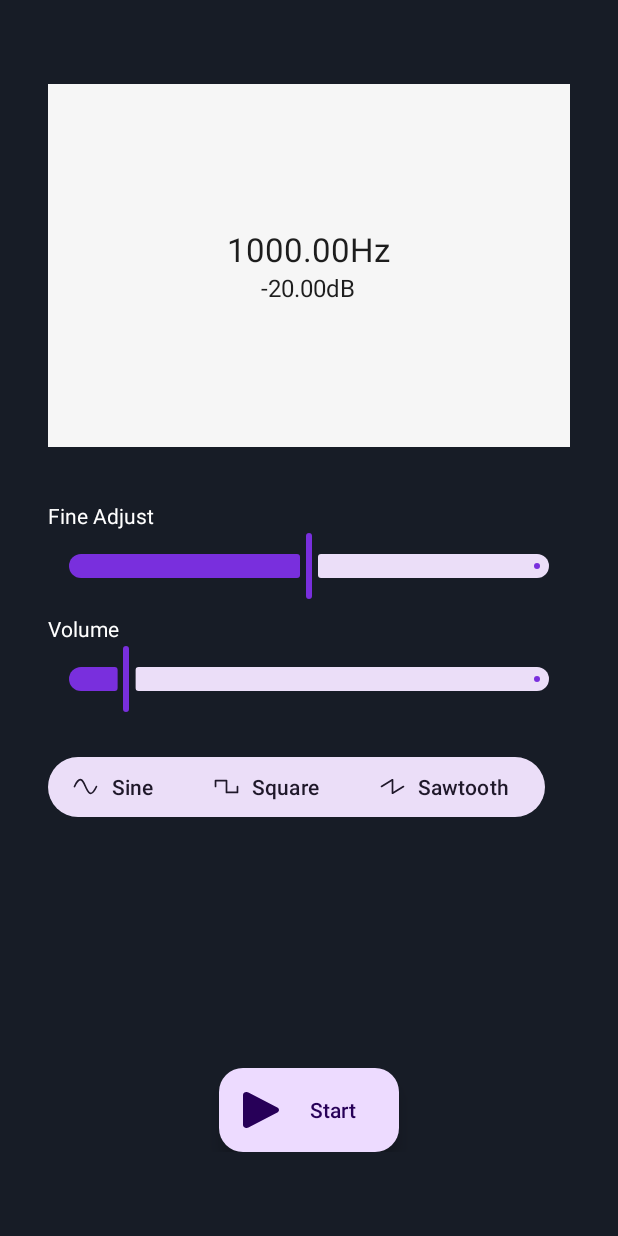
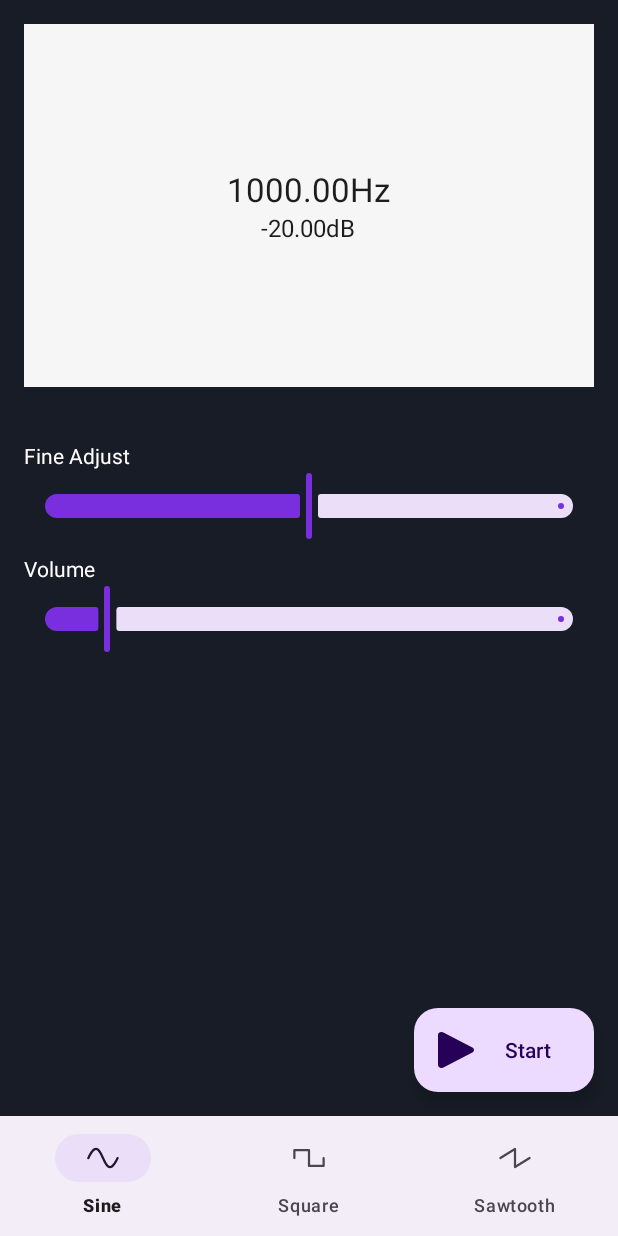
Before and after one commit to leicht-io/Signor, an Android app: the screen it shows after launch (MainActivity), on a phone screen of 412 x 824 dp. Run offline under Robolectric (Android 15) with nearby library versions, the phone set to English and light mode, and no system bars.

Commit message:
feat: added bottom navigation.

```diff
--- a/app/src/main/java/leicht/io/signor/MainActivity.java
+++ b/app/src/main/java/leicht/io/signor/MainActivity.java
@@ -1,19 +1,19 @@
 package leicht.io.signor;
 
-import android.content.res.ColorStateList;
-import android.graphics.PorterDuff;
 import android.os.Bundle;
 import android.telephony.PhoneStateListener;
 import android.telephony.TelephonyManager;
+import android.view.MenuItem;
 import android.view.View;
-import android.widget.Button;
-import android.widget.ImageButton;
 import android.widget.TextView;
 
+import androidx.annotation.NonNull;
 import androidx.appcompat.app.AppCompatActivity;
 import androidx.core.splashscreen.SplashScreen;
 
+import com.google.android.material.bottomnavigation.BottomNavigationView;
 import com.google.android.material.floatingactionbutton.ExtendedFloatingActionButton;
+import com.google.android.material.navigation.NavigationBarView;
 import com.google.android.material.slider.Slider;
 
 import java.text.DecimalFormat;
@@ -39,10 +39,8 @@ public class MainActivity extends AppCompatActivity {
     private Slider volumeAdjust;
     private Slider fineAdjust;
 
-    private Button sineButton;
-    private Button sawtoothButton;
-    private Button squareButton;
     private ExtendedFloatingActionButton playButton;
+    private BottomNavigationView bottomNavigationView;
 
     private PhoneStateListener phoneStateListener;
 
@@ -60,11 +58,8 @@ public class MainActivity extends AppCompatActivity {
         fineAdjust = findViewById(R.id.fineAdjust);
         volumeAdjust = findViewById(R.id.volumeAdjust);
 
-        sineButton = findViewById(R.id.sine);
-        sineButton.setSelected(true);
+        bottomNavigationView = findViewById(R.id.bottom_navigation);
 
-        sawtoothButton = findViewById(R.id.sawtooth);
-        squareButton = findViewById(R.id.square);
         playButton = findViewById(R.id.play);
 
         initDefaultUi();
@@ -86,13 +81,13 @@ public class MainActivity extends AppCompatActivity {
         int waveform = bundle.getInt(WAVE, Audio.SINE);
         switch (waveform) {
             case Audio.SINE:
-                sineButton.performClick();
+                bottomNavigationView.getChildAt(0).performClick();
                 break;
             case Audio.SQUARE:
-                squareButton.performClick();
+                bottomNavigationView.getChildAt(1).performClick();
                 break;
             case Audio.SAWTOOTH:
-                sawtoothButton.performClick();
+                bottomNavigationView.getChildAt(2).performClick();
                 break;
         }
 
@@ -136,22 +131,26 @@ public class MainActivity extends AppCompatActivity {
     }
 
     private void setOnClickListeners() {
-        sineButton.setOnClickListener(view -> {
-            if (audio != null) {
-                audio.waveform = Audio.SINE;
+        bottomNavigationView.setOnItemSelectedListener((NavigationBarView.OnItemSelectedListener) item -> {
+            switch (item.getItemId()) {
+                case R.id.sine:
+                    if (audio != null) {
+                        audio.waveform = Audio.SINE;
+                    }
+                    break;
+                case R.id.sawtooth:
+                    if (audio != null) {
+                        audio.waveform = Audio.SAWTOOTH;
+                    }
+                    break;
+                case R.id.square:
+                    if (audio != null) {
+                        audio.waveform = Audio.SQUARE;
+                    }
+                    break;
             }
-        });
 
-        squareButton.setOnClickListener(view -> {
-            if (audio != null) {
-                audio.waveform = Audio.SQUARE;
-            }
-        });
-
-        sawtoothButton.setOnClickListener(view -> {
-            if (audio != null) {
-                audio.waveform = Audio.SAWTOOTH;
-            }
+            return true;
         });
 
         playButton.setOnClickListener(view -> {
@@ -159,10 +158,10 @@ public class MainActivity extends AppCompatActivity {
                 audio.mute = !audio.mute;
 
                 if (audio.mute) {
-                    ((ExtendedFloatingActionButton)view).setText("Start");
+                    ((ExtendedFloatingActionButton) view).setText("Start");
                     ((ExtendedFloatingActionButton) view).setIconResource(R.drawable.ic_action_play);
                 } else {
-                    ((ExtendedFloatingActionButton)view).setText("Stop");
+                    ((ExtendedFloatingActionButton) view).setText("Stop");
                     ((ExtendedFloatingActionButton) view).setIconResource(R.drawable.ic_action_pause);
                 }
             }
--- a/app/src/main/res/layout/activity_main.xml
+++ b/app/src/main/res/layout/activity_main.xml
@@ -3,16 +3,12 @@
     xmlns:app="http://schemas.android.com/apk/res-auto"
     android:layout_width="match_parent"
     android:layout_height="match_parent"
-    android:background="@drawable/main_background"
-    android:orientation="vertical"
-    android:paddingLeft="@dimen/padding_left_right"
-    android:paddingTop="@dimen/padding_top_bottom"
-    android:paddingRight="@dimen/padding_left_right"
-    android:paddingBottom="@dimen/padding_top_bottom">
+    android:background="@drawable/main_background">
 
     <RelativeLayout
         android:layout_width="match_parent"
-        android:layout_height="match_parent">
+        android:layout_height="match_parent"
+        android:layout_margin="16dp">
 
         <RelativeLayout
             android:id="@+id/knobcontainer"
@@ -91,44 +87,29 @@
                 android:layout_height="wrap_content"
                 android:layout_marginBottom="24dp"
                 app:labelBehavior="gone" />
-
-            <com.google.android.material.button.MaterialButtonToggleGroup
-                android:layout_width="wrap_content"
-                android:layout_height="wrap_content"
-                app:singleSelection="true">
-                <Button
-                    android:id="@+id/sine"
-                    style="@style/Widget.Material3.Button.TonalButton.Icon"
-                    android:layout_width="wrap_content"
-                    android:layout_height="match_parent"
-                    android:text="@string/sine"
-                    app:icon="@drawable/ic_wave_sine" />
-
-                <Button
-                    android:id="@+id/square"
-                    style="@style/Widget.Material3.Button.TonalButton.Icon"
-                    android:layout_width="wrap_content"
-                    android:layout_height="match_parent"
-                    android:text="@string/square"
-                    app:icon="@drawable/ic_wave_square" />
-
-                <Button
-                    android:id="@+id/sawtooth"
-                    style="@style/Widget.Material3.Button.TonalButton.Icon"
-                    android:layout_width="wrap_content"
-                    android:layout_height="match_parent"
-                    android:text="@string/sawtooth"
-                    app:icon="@drawable/ic_wave_sawtooth" />
-            </com.google.android.material.button.MaterialButtonToggleGroup>
         </LinearLayout>
     </RelativeLayout>
 
-    <com.google.android.material.floatingactionbutton.ExtendedFloatingActionButton
-        android:id="@+id/play"
-        android:text="@string/start"
-        android:layout_width="wrap_content"
+    <LinearLayout
+        android:layout_width="match_parent"
         android:layout_height="wrap_content"
-        android:layout_gravity="bottom|center"
-        android:contentDescription="@string/play_pause"
-        app:icon="@drawable/ic_action_play" />
+        android:layout_gravity="bottom"
+        android:orientation="vertical">
+        <com.google.android.material.floatingactionbutton.ExtendedFloatingActionButton
+            android:id="@+id/play"
+            android:layout_width="wrap_content"
+            android:layout_height="wrap_content"
+            android:layout_gravity="end"
+            android:layout_margin="16dp"
+            android:contentDescription="@string/play_pause"
+            android:text="@string/start"
+            app:icon="@drawable/ic_action_play" />
+
+        <com.google.android.material.bottomnavigation.BottomNavigationView
+            android:id="@+id/bottom_navigation"
+            android:layout_width="match_parent"
+            android:layout_height="wrap_content"
+            app:menu="@menu/bottom_navigation_menu" />
+    </LinearLayout>
+
 </androidx.coordinatorlayout.widget.CoordinatorLayout>
--- /dev/null
+++ b/app/src/main/res/menu/bottom_navigation_menu.xml
@@ -0,0 +1,17 @@
+<menu xmlns:android="http://schemas.android.com/apk/res/android">
+    <item
+        android:id="@+id/sine"
+        android:enabled="true"
+        android:icon="@drawable/ic_wave_sine"
+        android:title="@string/sine"/>
+    <item
+        android:id="@+id/square"
+        android:enabled="true"
+        android:icon="@drawable/ic_wave_square"
+        android:title="@string/square"/>
+    <item
+        android:id="@+id/sawtooth"
+        android:enabled="true"
+        android:icon="@drawable/ic_wave_sawtooth"
+        android:title="@string/sawtooth"/>
+</menu>
```
